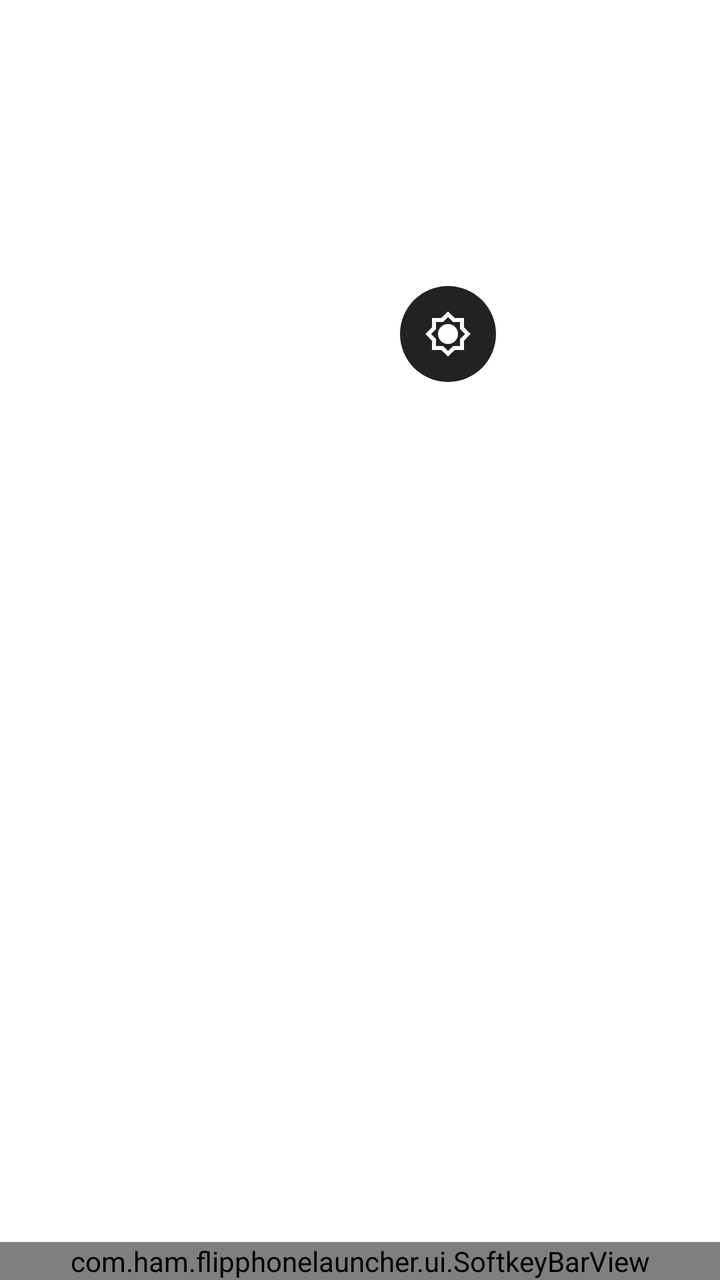
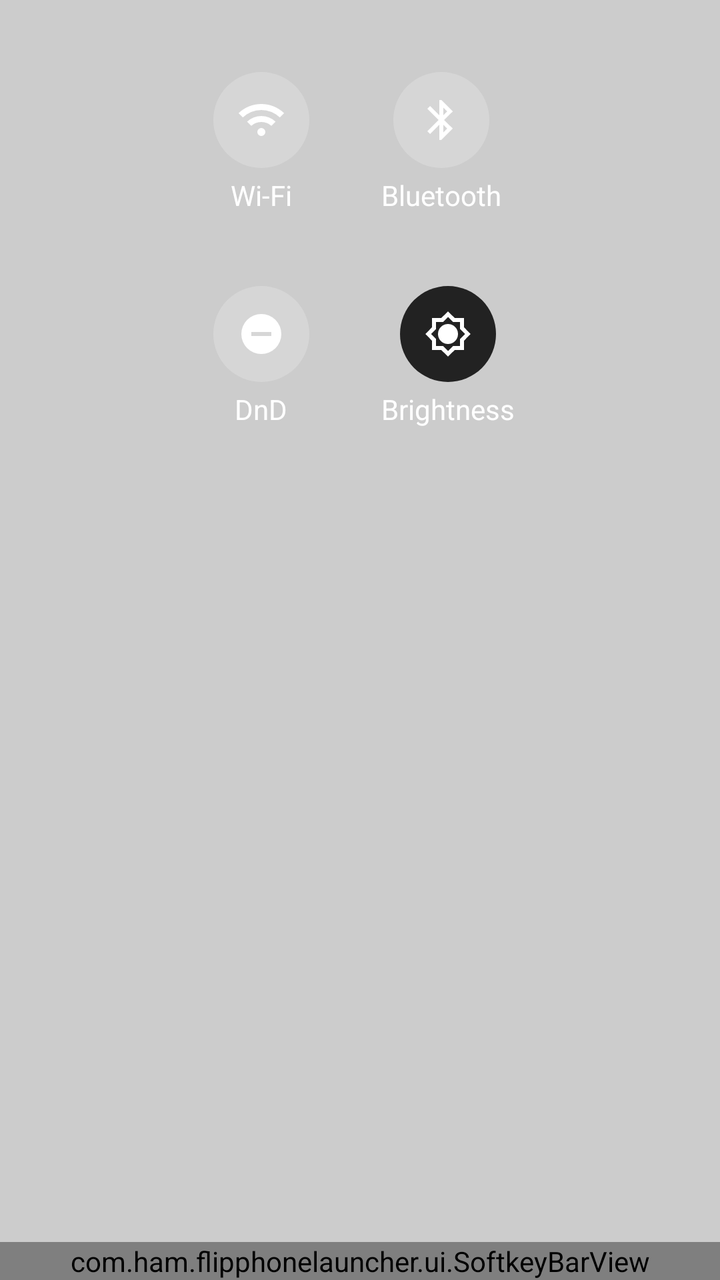

Compare the two renders of this Android layout. The source of the first and the diff that turns it into the second are given below.
<!-- AndroidManifest.xml: application theme Theme.FlipPhoneLauncher -->
<!-- res/layout/fragment_shortcuts_menu.xml -->
<?xml version="1.0" encoding="utf-8"?>
<androidx.constraintlayout.widget.ConstraintLayout
    xmlns:android="http://schemas.android.com/apk/res/android"
    xmlns:app="http://schemas.android.com/apk/res-auto"
    android:id="@+id/shortcuts_panel"
    android:layout_width="match_parent"
    android:layout_height="match_parent"
    android:background="@android:color/transparent"
    android:paddingTop="16dp">


    <GridLayout
        android:id="@+id/shortcuts_grid"
        android:layout_width="wrap_content"
        android:layout_height="wrap_content"
        android:layout_gravity="center"
        android:alignmentMode="alignMargins"
        android:columnCount="2"
        android:rowCount="2"
        app:layout_constraintTop_toTopOf="parent"
        app:layout_constraintStart_toStartOf="parent"
        app:layout_constraintEnd_toEndOf="parent">

        <LinearLayout
            android:id="@+id/shortcut_wifi"
            android:layout_width="wrap_content"
            android:layout_height="wrap_content"
            android:orientation="vertical"
            android:gravity="center"
            android:layout_row="0"
            android:layout_column="0"
            android:layout_margin="16dp">
            <FrameLayout
                android:layout_width="56dp"
                android:layout_height="56dp">
                <ImageView
                    android:id="@+id/overlay_wifi"
                    android:layout_width="64dp"
                    android:layout_height="64dp"
                    android:layout_gravity="center"
                    android:src="@drawable/shortcut_focus_overlay_square"
                    android:visibility="gone" />
                <ImageButton
                    android:id="@+id/btn_wifi"
                    android:layout_width="48dp"
                    android:layout_height="48dp"
                    android:layout_gravity="center"
                    android:background="@drawable/circle_bg"
                    android:src="@drawable/ic_wifi"
                    android:contentDescription="@string/shortcut_wifi"
                    android:defaultFocusHighlightEnabled="false" />
            </FrameLayout>
            <TextView
                android:layout_width="wrap_content"
                android:layout_height="wrap_content"
                android:text="@string/shortcut_wifi"
                android:textColor="@android:color/white"
                android:textSize="14sp" />
        </LinearLayout>

        <LinearLayout
            android:id="@+id/shortcut_bluetooth"
            android:layout_width="wrap_content"
            android:layout_height="wrap_content"
            android:orientation="vertical"
            android:gravity="center"
            android:layout_row="0"
            android:layout_column="1"
            android:layout_margin="16dp">
            <FrameLayout
                android:layout_width="56dp"
                android:layout_height="56dp">
                <ImageView
                    android:id="@+id/overlay_bluetooth"
                    android:layout_width="64dp"
                    android:layout_height="64dp"
                    android:layout_gravity="center"
                    android:src="@drawable/shortcut_focus_overlay_square"
                    android:visibility="gone" />
                <ImageButton
                    android:id="@+id/btn_bluetooth"
                    android:layout_width="48dp"
                    android:layout_height="48dp"
                    android:layout_gravity="center"
                    android:background="@drawable/circle_bg"
                    android:src="@drawable/ic_bluetooth"
                    android:contentDescription="@string/shortcut_bluetooth"
                    android:defaultFocusHighlightEnabled="false" />
            </FrameLayout>
            <TextView
                android:layout_width="wrap_content"
                android:layout_height="wrap_content"
                android:text="@string/shortcut_bluetooth"
                android:textColor="@android:color/white"
                android:textSize="14sp" />
        </LinearLayout>

        <LinearLayout
            android:id="@+id/shortcut_dnd"
            android:layout_width="wrap_content"
            android:layout_height="wrap_content"
            android:orientation="vertical"
            android:gravity="center"
            android:layout_row="1"
            android:layout_column="0"
            android:layout_margin="16dp">
            <FrameLayout
                android:layout_width="56dp"
                android:layout_height="56dp">
                <ImageView
                    android:id="@+id/overlay_dnd"
                    android:layout_width="64dp"
                    android:layout_height="64dp"
                    android:layout_gravity="center"
                    android:src="@drawable/shortcut_focus_overlay_square"
                    android:visibility="gone" />
                <ImageButton
                    android:id="@+id/btn_dnd"
                    android:layout_width="48dp"
                    android:layout_height="48dp"
                    android:layout_gravity="center"
                    android:background="@drawable/circle_bg"
                    android:src="@drawable/ic_dnd"
                    android:contentDescription="@string/shortcut_dnd"
                    android:defaultFocusHighlightEnabled="false" />
            </FrameLayout>
            <TextView
                android:id="@+id/shortcut_dnd_label"
                android:layout_width="wrap_content"
                android:layout_height="wrap_content"
                android:text="@string/shortcut_dnd"
                android:textColor="@android:color/white"
                android:textSize="14sp" />
        </LinearLayout>

        <LinearLayout
            android:id="@+id/shortcut_brightness"
            android:layout_width="wrap_content"
            android:layout_height="wrap_content"
            android:orientation="vertical"
            android:gravity="center"
            android:layout_row="1"
            android:layout_column="1"
            android:layout_margin="16dp">
            <FrameLayout
                android:layout_width="56dp"
                android:layout_height="56dp">
                <ImageView
                    android:id="@+id/overlay_brightness"
                    android:layout_width="64dp"
                    android:layout_height="64dp"
                    android:layout_gravity="center"
                    android:src="@drawable/shortcut_focus_overlay_square"
                    android:visibility="gone" />
                <ImageButton
                    android:id="@+id/btn_brightness"
                    android:layout_width="48dp"
                    android:layout_height="48dp"
                    android:layout_gravity="center"
                    android:background="@drawable/brightness_progress"
                    android:src="@drawable/ic_brightness"
                    android:contentDescription="@string/shortcut_brightness"
                    android:defaultFocusHighlightEnabled="false" />
            </FrameLayout>
            <TextView
                android:layout_width="wrap_content"
                android:layout_height="wrap_content"
                android:text="@string/shortcut_brightness"
                android:textColor="@android:color/white"
                android:textSize="14sp" />
        </LinearLayout>

    </GridLayout>

    
    <com.ham.flipphonelauncher.ui.SoftkeyBarView
        android:id="@+id/softkey_bar"
        android:layout_width="match_parent"
        android:layout_height="wrap_content"
        app:layout_constraintBottom_toBottomOf="parent"
        app:layout_constraintStart_toStartOf="parent"
        app:layout_constraintEnd_toEndOf="parent" />


</androidx.constraintlayout.widget.ConstraintLayout>
<!-- resources referenced by this layout -->
<resources>
  <!-- drawable brightness_progress (drawable) -->
  <layer-list xmlns:android="http://schemas.android.com/apk/res/android">
      
      <item>
          <shape android:shape="oval">
              <solid android:color="#222222" />
          </shape>
      </item>
      
      <item android:id="@+id/progress">
          <clip android:clipOrientation="horizontal" android:gravity="left">
              <shape android:shape="oval">
                  <solid android:color="#FFFFFFFF" /> 
              </shape>
          </clip>
      </item>
  </layer-list>
  <!-- drawable circle_bg (drawable) -->
  <?xml version="1.0" encoding="utf-8"?>
  <shape xmlns:android="http://schemas.android.com/apk/res/android"
      android:shape="oval">
      <solid android:color="#33FFFFFF" />
      <size android:width="56dp" android:height="56dp" />
  </shape>
  <!-- drawable ic_bluetooth (drawable) -->
  <vector xmlns:android="http://schemas.android.com/apk/res/android" android:height="24dp" android:tint="#ffffff" android:viewportHeight="24" android:viewportWidth="24" android:width="24dp">
        
      <path android:fillColor="@android:color/white" android:pathData="M17.71,7.71L12,2h-1v7.59L6.41,5 5,6.41 10.59,12 5,17.59 6.41,19 11,14.41L11,22h1l5.71,-5.71 -4.3,-4.29 4.3,-4.29zM13,5.83l1.88,1.88L13,9.59L13,5.83zM14.88,16.29L13,18.17v-3.76l1.88,1.88z"/>
      
  </vector>
  <!-- drawable ic_dnd (drawable) -->
  <?xml version="1.0" encoding="utf-8"?>
  <vector xmlns:android="http://schemas.android.com/apk/res/android"
      android:width="24dp"
      android:height="24dp"
      android:viewportWidth="24"
      android:viewportHeight="24">
      <path
          android:fillColor="#FFFFFF"
          android:pathData="M12,2A10,10 0 1,0 22,12A10,10 0 0,0 12,2ZM7,13v-2h10v2z"/>
  </vector>
  <!-- drawable ic_wifi (drawable) -->
  <vector xmlns:android="http://schemas.android.com/apk/res/android" android:height="24dp" android:tint="#FFFFFF" android:viewportHeight="960" android:viewportWidth="960" android:width="24dp">
        
      <path android:fillColor="@android:color/white" android:pathData="M109,429L24,344Q116,255 234,207.5Q352,160 480,160Q608,160 726,207.5Q844,255 936,344L851,429Q776,357 680,318.5Q584,280 480,280Q376,280 280,318.5Q184,357 109,429ZM278,598L194,514Q253,459 326.5,429.5Q400,400 480,400Q560,400 633.5,429.5Q707,459 766,514L682,598Q640,560 588.5,540Q537,520 480,520Q423,520 371.5,540Q320,560 278,598ZM480,800Q447,800 423.5,776.5Q400,753 400,720Q400,687 423.5,663.5Q447,640 480,640Q513,640 536.5,663.5Q560,687 560,720Q560,753 536.5,776.5Q513,800 480,800Z"/>
      
  </vector>
  <!-- drawable shortcut_focus_overlay_square (drawable) -->
  <?xml version="1.0" encoding="utf-8"?>
  <shape xmlns:android="http://schemas.android.com/apk/res/android" android:shape="rectangle">
      <solid android:color="#05b9e0" />
      <corners android:radius="18dp" />
      <size android:width="64dp" android:height="64dp" />
  </shape>
  <string name="shortcut_bluetooth">Bluetooth</string>
  <string name="shortcut_brightness">Brightness</string>
  <string name="shortcut_dnd">DnD</string>
  <string name="shortcut_wifi">Wi-Fi</string>
  <style name="Theme.FlipPhoneLauncher" parent="Theme.MaterialComponents.DayNight.NoActionBar">
      
      
      <item name="colorPrimary">@color/purple_500</item>
      <item name="colorPrimaryVariant">@color/purple_700</item>
      <item name="colorOnPrimary">@color/white</item>
      
      <item name="colorSecondary">@color/teal_200</item>
      <item name="colorSecondaryVariant">@color/teal_700</item>
      <item name="colorOnSecondary">@color/black</item>
  
      
      <item name="android:statusBarColor">@android:color/transparent</item>
      
      <item name="android:windowLightStatusBar" tools:targetApi="m">true</item>
  
      
      <item name="android:windowBackground">@null</item>
      </style>
  <color name="purple_500">#FF6200EE</color>
  <color name="purple_700">#FF3700B3</color>
  <color name="white">#FFFFFFFF</color>
  <color name="teal_200">#FF03DAC5</color>
  <color name="teal_700">#FF018786</color>
  <color name="black">#FF000000</color>
  <!-- unchanged entries left out for length: 1 -->
</resources>

<!-- the commit's change to res/layout/fragment_shortcuts_menu.xml (unified diff, before → after) -->
@@ -5,8 +5,8 @@
     android:id="@+id/shortcuts_panel"
     android:layout_width="match_parent"
     android:layout_height="match_parent"
-    android:background="@android:color/transparent"
-    android:paddingTop="16dp">
+    android:paddingTop="16dp"
+    android:background="#33000000">
 
 
     <GridLayout
